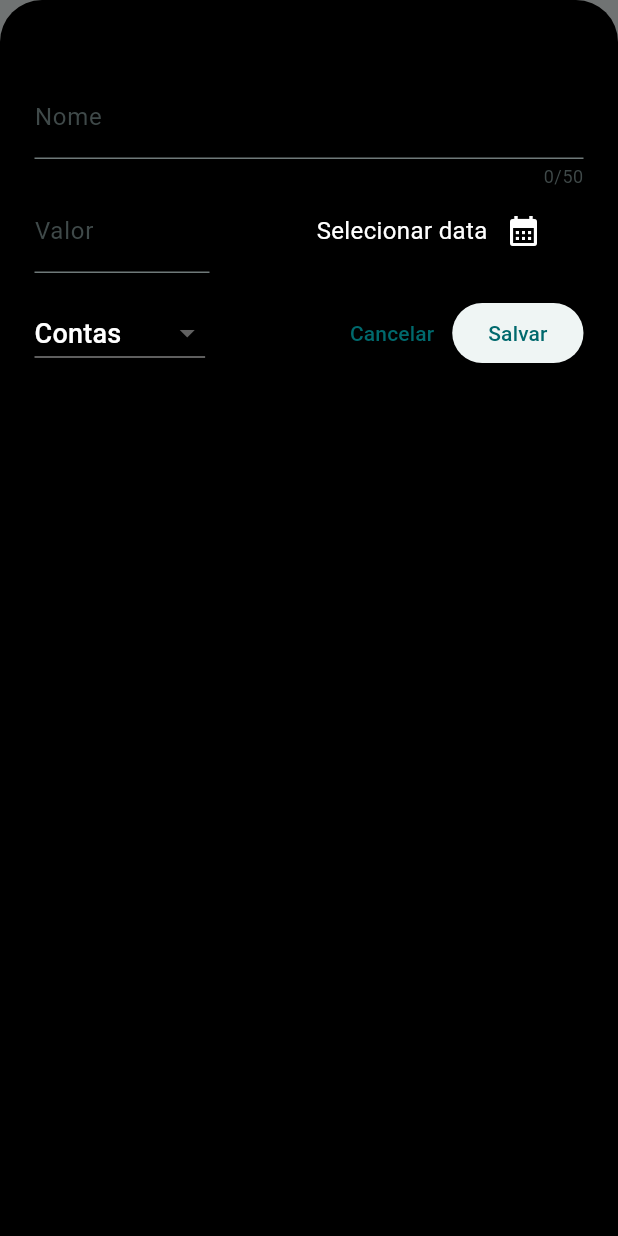
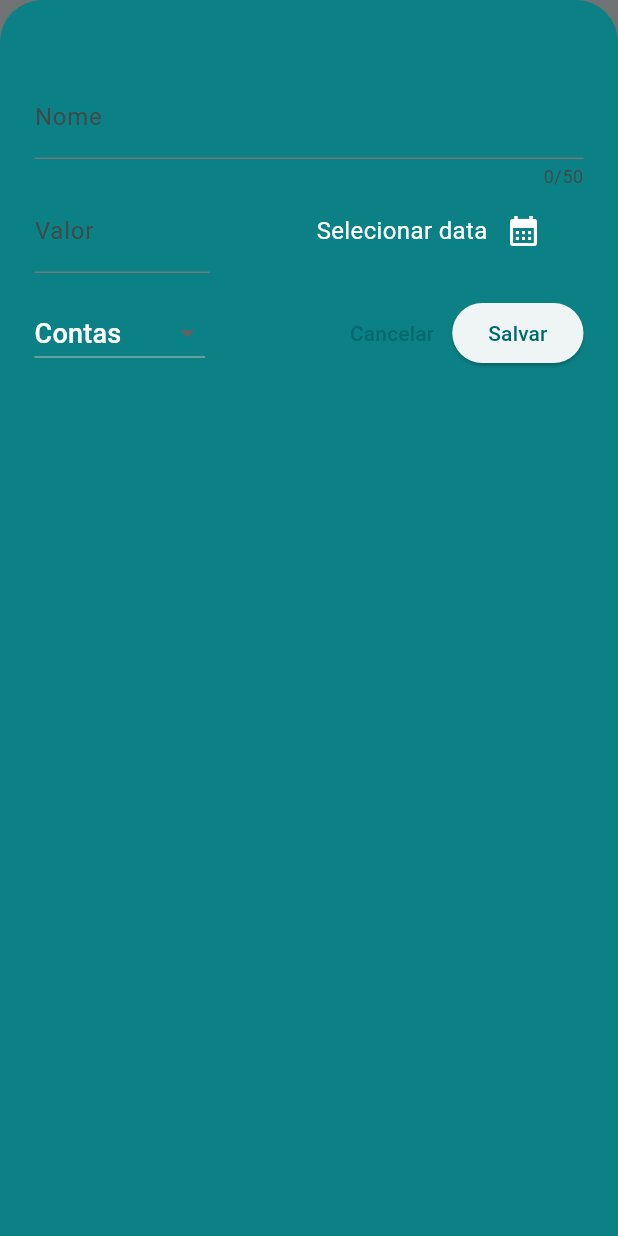
Before and after one commit to MSaJS/shadow_finces, a Flutter app: the screen it shows after launch, after a tap on the "add" icon, on a phone screen of 412 x 824 dp. Run offline on Flutter 3.47's test engine with Material 3 defaults, Android fonts, the phone set to English and light mode, and no system bars.

Commit message:
color adjusting

```diff
--- a/lib/main.dart
+++ b/lib/main.dart
@@ -4,46 +4,25 @@ import 'package:shadow_finces/widgets/my_expenses.dart';
 
 var kColorScheme = ColorScheme.fromSeed(
   seedColor: const Color(0xff0b8185),
-  primaryContainer: const Color(0xff1f5f61),
+  primaryContainer: const Color(0xff0b8185),
   onPrimaryContainer: Colors.white,
-  onBackground: Colors.black,
+  onBackground: const Color.fromARGB(255, 19, 68, 70),
 );
 
 var kDarkColorScheme = ColorScheme.fromSeed(
   brightness: Brightness.dark,
   seedColor: const Color(0xff0b8185),
-  primaryContainer: Colors.white,
+  primaryContainer: const Color(0xff1f5f61),
+  onPrimaryContainer: Colors.white,
+  onBackground: const Color.fromARGB(255, 19, 140, 145),
 );
 
 void main() {
   runApp(MaterialApp(
     darkTheme: ThemeData.dark().copyWith(
-
       colorScheme: kDarkColorScheme,
       cardTheme: const CardTheme().copyWith(
-        color: const Color(0xff1f5f61),
-        margin: const EdgeInsets.symmetric(
-          horizontal: 10,
-          vertical: 8,
-        ),
-      ),
-      textTheme: ThemeData().textTheme.copyWith(
-            titleMedium: TextStyle(
-              fontSize: 18,
-            ),
-            bodyMedium: TextStyle(
-              fontSize: 16,
-            ),
-          ),
-      bottomSheetTheme: ThemeData().bottomSheetTheme.copyWith(
-        backgroundColor: Colors.white
-      ),
-    ),
-
-    theme: ThemeData().copyWith(
-      colorScheme: kColorScheme,
-      cardTheme: const CardTheme().copyWith(
-        color: const Color(0xff0b8185),
+        color: kDarkColorScheme.primaryContainer,
         margin: const EdgeInsets.symmetric(
           horizontal: 10,
           vertical: 8,
@@ -52,18 +31,52 @@ void main() {
       textTheme: ThemeData().textTheme.copyWith(
             titleLarge: TextStyle(
               fontSize: 19,
+              color: kDarkColorScheme.onBackground,
+              fontWeight: FontWeight.bold,
             ),
             titleMedium: TextStyle(
               fontSize: 18,
+              color: kDarkColorScheme.onPrimaryContainer,
             ),
             bodyMedium: TextStyle(
               fontSize: 16,
+              color: kDarkColorScheme.onPrimaryContainer,
             ),
           ),
-      iconTheme: IconThemeData().copyWith(color: kColorScheme.onPrimaryContainer),
       bottomSheetTheme: ThemeData().bottomSheetTheme.copyWith(
-        backgroundColor: Colors.black
+            backgroundColor: const Color(0xff1f5f61),
+          ),
+    ),
+    theme: ThemeData().copyWith(
+      colorScheme: kColorScheme,
+      cardTheme: const CardTheme().copyWith(
+        color: kColorScheme.primaryContainer,
+        margin: const EdgeInsets.symmetric(
+          horizontal: 10,
+          vertical: 8,
+        ),
       ),
+      textTheme: ThemeData().textTheme.copyWith(
+            titleLarge: TextStyle(
+              fontSize: 19,
+              color: kColorScheme.onBackground,
+              fontWeight: FontWeight.bold,
+            ),
+            titleMedium: TextStyle(
+              fontSize: 18,
+              color: kColorScheme.onPrimaryContainer,
+            ),
+            bodyMedium: TextStyle(
+              fontSize: 16,
+              color: kColorScheme.onPrimaryContainer,
+            ),
+          ),
+      iconTheme: const IconThemeData().copyWith(
+        color: kColorScheme.onPrimaryContainer,
+      ),
+      bottomSheetTheme: ThemeData().bottomSheetTheme.copyWith(
+            backgroundColor: kColorScheme.primaryContainer,
+          ),
     ),
     home: const MyExpenses(),
   ));
--- a/lib/widgets/my_expenses.dart
+++ b/lib/widgets/my_expenses.dart
@@ -84,7 +84,7 @@ class _MyExpensesState extends State<MyExpenses> {
           ),
           const SizedBox(width: 15),
           Text('Minhas despesas',
-              style: Theme.of(context).textTheme.titleMedium!.copyWith(color: kColorScheme.onBackground)),
+              style: Theme.of(context).textTheme.titleLarge),
           const Spacer(),
           IconButton(
             onPressed: () {},
```
